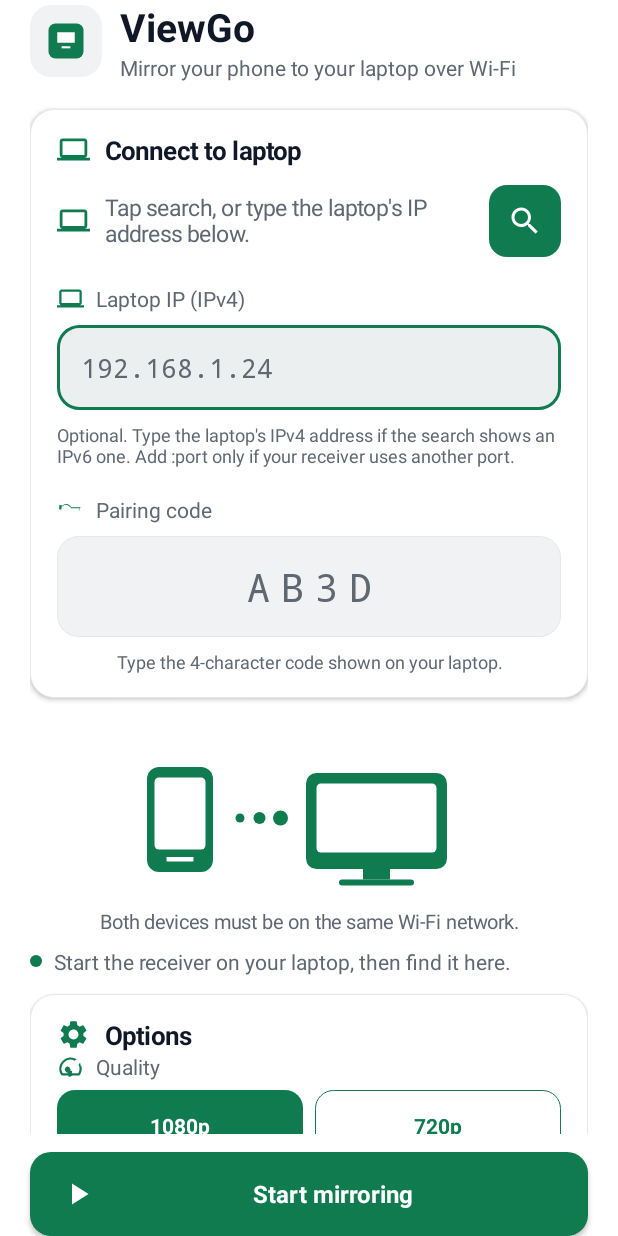
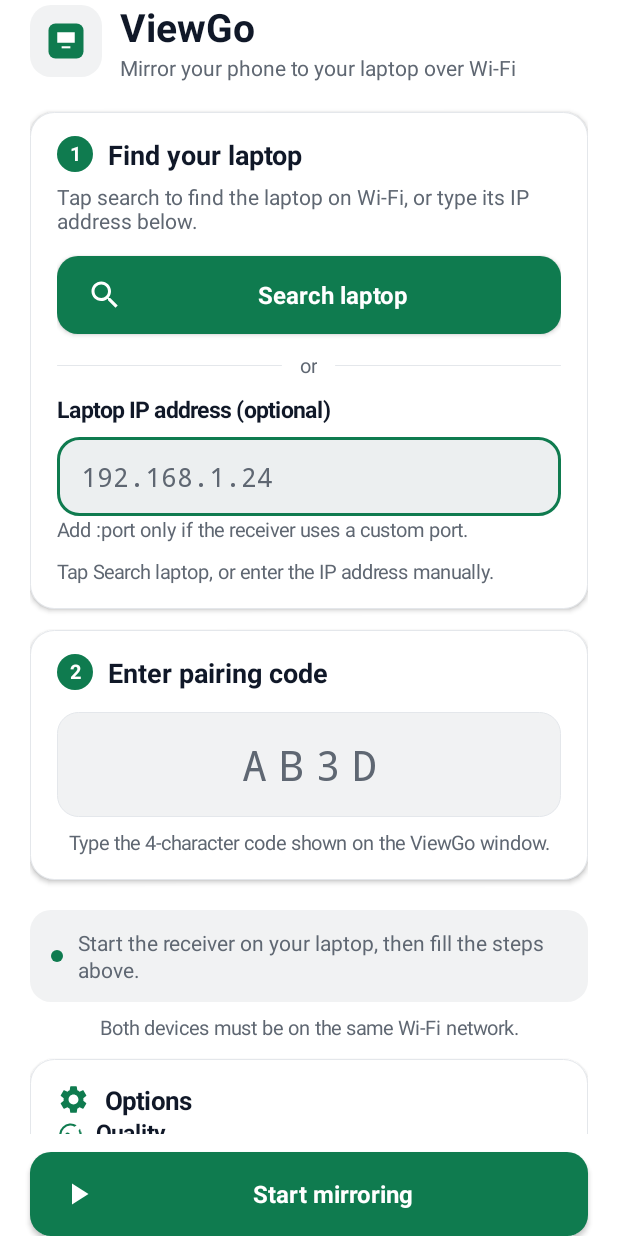
Before and after one commit to devkecelup/viewgo, an Android app: the screen it shows after launch (MainActivity), on a phone screen of 412 x 824 dp. Run offline under Robolectric (Android 15) with nearby library versions, the phone set to English and light mode, and no system bars.

Commit message:
Split Step 1 into search and manual IP paths; guard discovery with an 8s deadline

```diff
--- a/android/app/src/main/java/dev/viewgo/MainActivity.kt
+++ b/android/app/src/main/java/dev/viewgo/MainActivity.kt
@@ -18,6 +18,8 @@ import android.net.nsd.NsdManager
 import android.net.nsd.NsdServiceInfo
 import android.os.Build
 import android.os.Bundle
+import android.os.Handler
+import android.os.Looper
 import android.text.Editable
 import android.text.InputFilter
 import android.text.InputType
@@ -53,6 +55,12 @@ class MainActivity : Activity() {
     private lateinit var statusDot: View
     private lateinit var primaryButton: Button
     private var mirroring = false
+
+    // Search state: one discovery at a time, and a deadline so a missing laptop
+    // falls back to the manual IP field instead of spinning forever.
+    private var searching = false
+    private val mainHandler = Handler(Looper.getMainLooper())
+    private var discoveryListener: NsdManager.DiscoveryListener? = null
 
     // Option state — chip rows and a switch replace the old spinners.
     private var qualityIndex = 0
@@ -157,11 +165,44 @@ class MainActivity : Activity() {
             addView(
                 TextView(this@MainActivity).apply {
                     text = label
-                    textSize = 14f
-                    setTextColor(Color.parseColor(C_MUTED))
+                    textSize = 15f
+                    setTextColor(Color.parseColor(C_INK))
+                    typeface = Typeface.DEFAULT_BOLD
                 },
                 LinearLayout.LayoutParams(0, ViewGroup.LayoutParams.WRAP_CONTENT, 1f).apply {
                     marginStart = dp(8)
+                },
+            )
+        }
+
+    /** Numbered step heading: circular accent badge + bold title. */
+    private fun stepHead(number: Int, title: String): LinearLayout =
+        LinearLayout(this).apply {
+            orientation = LinearLayout.HORIZONTAL
+            gravity = Gravity.CENTER_VERTICAL
+            addView(
+                TextView(this@MainActivity).apply {
+                    text = number.toString()
+                    textSize = 13f
+                    gravity = Gravity.CENTER
+                    setTextColor(Color.WHITE)
+                    typeface = Typeface.DEFAULT_BOLD
+                    background = GradientDrawable().apply {
+                        shape = GradientDrawable.OVAL
+                        setColor(Color.parseColor(C_ACCENT))
+                    }
+                },
+                LinearLayout.LayoutParams(dp(24), dp(24)),
+            )
+            addView(
+                TextView(this@MainActivity).apply {
+                    text = title
+                    textSize = 18f
+                    setTextColor(Color.parseColor(C_INK))
+                    typeface = Typeface.DEFAULT_BOLD
+                },
+                LinearLayout.LayoutParams(0, ViewGroup.LayoutParams.WRAP_CONTENT, 1f).apply {
+                    marginStart = dp(10)
                 },
             )
         }
@@ -275,13 +316,20 @@ class MainActivity : Activity() {
         return ripple(bg, Color.parseColor("#1A0F7B4F"))
     }
 
-    private fun searchButton(): TextView = TextView(this).apply {
-        setCompoundDrawablesWithIntrinsicBounds(R.drawable.ic_search, 0, 0, 0)
-        gravity = Gravity.CENTER
-        background = ripple(shape(12, C_ACCENT), Color.parseColor("#40FFFFFF"))
-        contentDescription = "Find laptop"
-        setPadding(dp(12), dp(12), dp(12), dp(12))
-        setOnClickListener { discoverReceiver() }
+    /** Discovery deadline: stop the scan and point the user at the manual IP field. */
+    private val searchTimeout = Runnable {
+        val listener = discoveryListener ?: return@Runnable
+        runCatching { (getSystemService(NSD_SERVICE) as NsdManager).stopServiceDiscovery(listener) }
+        finishSearch()
+        laptopStatus.setTextColor(Color.parseColor(C_MUTED))
+        laptopStatus.text = "No laptop found on this Wi-Fi. Type its IP address below."
+        setStatus("No laptop found. Enter the laptop's IP address manually.", error = true)
+    }
+
+    private fun finishSearch() {
+        searching = false
+        discoveryListener = null
+        mainHandler.removeCallbacks(searchTimeout)
     }
 
     private fun setStatus(text: String, error: Boolean = false) {
@@ -368,52 +416,64 @@ class MainActivity : Activity() {
             )
         }
         content.addView(header, ViewGroup.LayoutParams(ViewGroup.LayoutParams.MATCH_PARENT, ViewGroup.LayoutParams.WRAP_CONTENT))
-        content.addView(View(this), ViewGroup.LayoutParams(ViewGroup.LayoutParams.MATCH_PARENT, dp(18)))
+        content.addView(View(this), ViewGroup.LayoutParams(ViewGroup.LayoutParams.MATCH_PARENT, dp(20)))
 
-        // Connection card: find the laptop, then enter the code.
-        val connectionCard = card().apply {
-            addView(sectionHead(R.drawable.ic_laptop, "Connect to laptop"))
+        // Step 1: find the laptop. Two ways: tap the search button, or type the IP manually.
+        val step1 = card().apply {
+            addView(stepHead(1, "Find your laptop"))
+            addView(
+                TextView(this@MainActivity).apply {
+                    text = "Tap search to find the laptop on Wi-Fi, or type its IP address below."
+                    textSize = 14f
+                    setTextColor(Color.parseColor(C_MUTED))
+                    setPadding(0, dp(6), 0, 0)
+                },
+                cardGap(),
+            )
 
-            val laptopRow = LinearLayout(this@MainActivity).apply {
+            val searchPrimary = Button(this@MainActivity).apply {
+                text = "Search laptop"
+                setOnClickListener { discoverReceiver() }
+            }
+            paintButton(searchPrimary, true, R.drawable.ic_search)
+            addView(searchPrimary, LinearLayout.LayoutParams(ViewGroup.LayoutParams.MATCH_PARENT, dp(52)).apply {
+                topMargin = dp(14)
+            })
+
+            val divider = LinearLayout(this@MainActivity).apply {
                 orientation = LinearLayout.HORIZONTAL
                 gravity = Gravity.CENTER_VERTICAL
                 addView(
-                    ImageView(this@MainActivity).apply {
-                        setImageResource(R.drawable.ic_laptop)
-                        importantForAccessibility = View.IMPORTANT_FOR_ACCESSIBILITY_NO
-                    },
-                    LinearLayout.LayoutParams(dp(22), dp(22)),
-                )
-                laptopStatus = TextView(this@MainActivity).apply {
-                    text = "Tap search, or type the laptop's IP address below."
-                    textSize = 15f
-                    setTextColor(Color.parseColor(C_MUTED))
-                    maxLines = 2
-                    ellipsize = android.text.TextUtils.TruncateAt.END
-                }
-                addView(
-                    laptopStatus,
-                    LinearLayout.LayoutParams(0, ViewGroup.LayoutParams.WRAP_CONTENT, 1f).apply {
-                        marginStart = dp(10)
-                    },
+                    View(this@MainActivity).apply { background = shape(1, C_BORDER) },
+                    LinearLayout.LayoutParams(0, dp(1), 1f),
                 )
                 addView(
-                    searchButton(),
-                    LinearLayout.LayoutParams(dp(48), dp(48)).apply { marginStart = dp(10) },
+                    TextView(this@MainActivity).apply {
+                        text = "or"
+                        textSize = 13f
+                        setTextColor(Color.parseColor(C_MUTED))
+                        setPadding(dp(12), dp(6), dp(12), dp(6))
+                    },
+                    LinearLayout.LayoutParams(ViewGroup.LayoutParams.WRAP_CONTENT, ViewGroup.LayoutParams.WRAP_CONTENT),
+                )
+                addView(
+                    View(this@MainActivity).apply { background = shape(1, C_BORDER) },
+                    LinearLayout.LayoutParams(0, dp(1), 1f),
                 )
             }
+            addView(divider, cardGap().apply { topMargin = dp(6) })
+
             addView(
-                laptopRow,
-                LinearLayout.LayoutParams(
-                    ViewGroup.LayoutParams.MATCH_PARENT,
-                    ViewGroup.LayoutParams.WRAP_CONTENT,
-                ).apply { topMargin = dp(12) },
+                TextView(this@MainActivity).apply {
+                    text = "Laptop IP address (optional)"
+                    textSize = 15f
+                    typeface = Typeface.DEFAULT_BOLD
+                    setTextColor(Color.parseColor(C_INK))
+                },
+                cardGap().apply { topMargin = dp(4) },
             )
-
-            addView(optionLabel(R.drawable.ic_laptop, "Laptop IP (IPv4)"), cardGap().apply { topMargin = dp(18) })
             hostField = EditText(this@MainActivity).apply {
                 hint = "192.168.1.24"
-                // Digits plus the two separators a manual address needs; no alphabetic keyboard.
                 keyListener = android.text.method.DigitsKeyListener.getInstance("0123456789.:")
                 filters = arrayOf(InputFilter.LengthFilter(21))
                 setSingleLine()
@@ -425,19 +485,32 @@ class MainActivity : Activity() {
                 onFocusChangeListener = View.OnFocusChangeListener { _, hasFocus ->
                     background = codeBg(hasFocus)
                 }
-                setPadding(dp(16), dp(16), dp(16), dp(16))
+                minHeight = dp(52)
+                setPadding(dp(16), dp(14), dp(16), dp(14))
             }
             addView(hostField, cardGap().apply { topMargin = dp(8) })
             addView(
                 TextView(this@MainActivity).apply {
-                    text = "Optional. Type the laptop's IPv4 address if the search shows an IPv6 one. Add :port only if your receiver uses another port."
-                    textSize = 12f
+                    text = "Add :port only if the receiver uses a custom port."
+                    textSize = 13f
                     setTextColor(Color.parseColor(C_MUTED))
-                    setPadding(0, dp(8), 0, 0)
                 },
+                cardGap(),
             )
 
-            addView(optionLabel(R.drawable.ic_key, "Pairing code"), cardGap().apply { topMargin = dp(18) })
+            laptopStatus = TextView(this@MainActivity).apply {
+                text = "Tap Search laptop, or enter the IP address manually."
+                textSize = 13f
+                setTextColor(Color.parseColor(C_MUTED))
+                setPadding(0, dp(10), 0, 0)
+            }
+            addView(laptopStatus, cardGap())
+        }
+        addCard(content, step1)
+
+        // Step 2: pairing code.
+        val step2 = card().apply {
+            addView(stepHead(2, "Enter pairing code"))
             codeField = EditText(this@MainActivity).apply {
                 hint = "AB3D"
                 inputType = InputType.TYPE_CLASS_TEXT or InputType.TYPE_TEXT_FLAG_CAP_CHARACTERS
@@ -446,7 +519,7 @@ class MainActivity : Activity() {
                 typeface = Typeface.MONOSPACE
                 letterSpacing = 0.28f
                 gravity = Gravity.CENTER
-                textSize = 26f
+                textSize = 28f
                 setTextColor(Color.parseColor(C_INK))
                 setHintTextColor(Color.parseColor(C_MUTED))
                 background = codeBg(false)
@@ -465,46 +538,28 @@ class MainActivity : Activity() {
                         }
                     }
                 })
+                minHeight = dp(56)
                 setPadding(dp(16), dp(16), dp(16), dp(16))
             }
-            addView(codeField, cardGap().apply { topMargin = dp(8) })
+            addView(codeField, cardGap().apply { topMargin = dp(14) })
             addView(
                 TextView(this@MainActivity).apply {
-                    text = "Type the 4-character code shown on your laptop."
-                    textSize = 12f
+                    text = "Type the 4-character code shown on the ViewGo window."
+                    textSize = 13f
                     setTextColor(Color.parseColor(C_MUTED))
                     gravity = Gravity.CENTER
                     setPadding(0, dp(8), 0, 0)
                 },
             )
         }
-        addCard(content, connectionCard)
+        addCard(content, step2)
 
-        // Flow picture and live status.
-        content.addView(
-            ImageView(this).apply {
-                setImageResource(R.drawable.ic_flow)
-                scaleType = ImageView.ScaleType.FIT_CENTER
-                importantForAccessibility = View.IMPORTANT_FOR_ACCESSIBILITY_NO
-            },
-            LinearLayout.LayoutParams(
-                ViewGroup.LayoutParams.MATCH_PARENT,
-                dp(120),
-            ).apply { topMargin = dp(6) },
-        )
-        content.addView(
-            TextView(this).apply {
-                text = "Both devices must be on the same Wi-Fi network."
-                textSize = 13f
-                setTextColor(Color.parseColor(C_MUTED))
-                gravity = Gravity.CENTER
-            },
-            cardGap(),
-        )
-        val statusRow = LinearLayout(this).apply {
+        // Status banner: a compact, scannable summary of what's happening.
+        val statusBanner = LinearLayout(this).apply {
             orientation = LinearLayout.HORIZONTAL
-            gravity = Gravity.CENTER
-            setPadding(0, dp(8), 0, 0)
+            gravity = Gravity.CENTER_VERTICAL
+            background = shape(14, C_SURFACE)
+            setPadding(dp(14), dp(12), dp(14), dp(12))
             statusDot = View(this@MainActivity).apply {
                 background = GradientDrawable().apply {
                     shape = GradientDrawable.OVAL
@@ -513,11 +568,12 @@ class MainActivity : Activity() {
             }
             addView(
                 statusDot,
-                LinearLayout.LayoutParams(dp(8), dp(8)).apply { marginEnd = dp(8) },
+                LinearLayout.LayoutParams(dp(8), dp(8)).apply { marginEnd = dp(10) },
             )
             statusLabel = TextView(this@MainActivity).apply {
-                text = "Start the receiver on your laptop, then find it here."
+                text = "Start the receiver on your laptop, then fill the steps above."
                 textSize = 14f
+                setLineSpacing(dp(2).toFloat(), 1f)
                 setTextColor(Color.parseColor(C_MUTED))
             }
             addView(
@@ -525,7 +581,16 @@ class MainActivity : Activity() {
                 LinearLayout.LayoutParams(0, ViewGroup.LayoutParams.WRAP_CONTENT, 1f),
             )
         }
-        content.addView(statusRow, cardGap())
+        content.addView(statusBanner, cardGap().apply { topMargin = dp(6) })
+        content.addView(
+            TextView(this).apply {
+                text = "Both devices must be on the same Wi-Fi network."
+                textSize = 13f
+                setTextColor(Color.parseColor(C_MUTED))
+                gravity = Gravity.CENTER
+            },
+            cardGap().apply { topMargin = dp(8) },
+        )
         content.addView(View(this), cardGap().apply { height = dp(12) })
 
         // Options card: quality, frame rate, share target, audio.
@@ -537,16 +602,16 @@ class MainActivity : Activity() {
                 chipGroup(listOf("1080p", "720p"), qualityIndex) {
                     qualityIndex = it
                 },
-                cardGap().apply { topMargin = dp(6) },
+                cardGap().apply { topMargin = dp(8) },
             )
 
-            addView(optionLabel(R.drawable.ic_flow, "Frame rate"), cardGap().apply { topMargin = dp(16) })
+            addView(optionLabel(R.drawable.ic_flow, "Frame rate"), cardGap().apply { topMargin = dp(20) })
             addView(
                 chipGroup(listOf("30 fps", "60 fps"), fpsIndex) { fpsIndex = it },
-                cardGap().apply { topMargin = dp(6) },
+                cardGap().apply { topMargin = dp(8) },
             )
 
-            addView(optionLabel(R.drawable.ic_apps, "Share"), cardGap().apply { topMargin = dp(16) })
+            addView(optionLabel(R.drawable.ic_apps, "Share"), cardGap().apply { topMargin = dp(20) })
             val shareLabels = if (Build.VERSION.SDK_INT >= 34) {
                 listOf("Whole screen", "One app")
             } else {
@@ -554,19 +619,18 @@ class MainActivity : Activity() {
             }
             addView(
                 chipGroup(shareLabels, shareIndex) { shareIndex = it },
-                cardGap().apply { topMargin = dp(6) },
+                cardGap().apply { topMargin = dp(8) },
             )
 
             addView(
                 switchRow(R.drawable.ic_volume, "Internal audio", audioOn) { audioOn = it },
-                cardGap().apply { topMargin = dp(16) },
+                cardGap().apply { topMargin = dp(20) },
             )
 
             addView(
                 TextView(this@MainActivity).apply {
-                    text = "1080p is best effort. 60 fps needs a stronger phone and more bitrate; " +
-                        "if the phone gets hot, use 720p."
-                    textSize = 12f
+                    text = "1080p and 60 fps are best effort. If the phone gets hot, switch to 720p or 30 fps."
+                    textSize = 13f
                     setTextColor(Color.parseColor(C_MUTED))
                     setPadding(0, dp(14), 0, 0)
                 },
@@ -641,6 +705,7 @@ class MainActivity : Activity() {
     }
 
     override fun onDestroy() {
+        mainHandler.removeCallbacks(searchTimeout)
         runCatching { unregisterReceiver(stateReceiver) }
         super.onDestroy()
     }
@@ -729,15 +794,18 @@ class MainActivity : Activity() {
     }
 
     private fun discoverReceiver() {
+        if (searching) return
+        searching = true
         laptopStatus.setTextColor(Color.parseColor(C_MUTED))
         laptopStatus.text = "Searching your Wi-Fi for the laptop..."
         setStatus("Searching local Wi-Fi...")
         val manager = getSystemService(NSD_SERVICE) as NsdManager
-        manager.discoverServices("_viewgo._tcp.", NsdManager.PROTOCOL_DNS_SD, object : NsdManager.DiscoveryListener {
+        val listener = object : NsdManager.DiscoveryListener {
             override fun onDiscoveryStarted(type: String) = Unit
             override fun onStartDiscoveryFailed(type: String, error: Int) {
                 manager.stopServiceDiscovery(this)
                 runOnUiThread {
+                    finishSearch()
                     laptopStatus.text = "Wi-Fi discovery failed (code $error)."
                     setStatus("Wi-Fi discovery failed. Type the laptop's IP address instead.", error = true)
                 }
@@ -754,6 +822,7 @@ class MainActivity : Activity() {
                     manager.resolveService(service, object : NsdManager.ResolveListener {
                         override fun onResolveFailed(service: NsdServiceInfo, error: Int) {
                             runOnUiThread {
+                                finishSearch()
                                 laptopStatus.text = "Could not resolve laptop (code $error)."
                                 setStatus("Could not resolve the laptop. Type its IP address instead.", error = true)
                             }
@@ -765,6 +834,7 @@ class MainActivity : Activity() {
                             val address = preferredIpv4(resolved)
                             if (address == null) {
                                 runOnUiThread {
+                                    finishSearch()
                                     laptopStatus.setTextColor(Color.parseColor(C_ERROR))
                                     laptopStatus.text = "Found ${resolved.serviceName}, but only over IPv6."
                                     setStatus("Type the laptop's IPv4 address above.", error = true)
@@ -773,6 +843,7 @@ class MainActivity : Activity() {
                             }
                             val target = if (resolved.port == 47810) address else "$address:${resolved.port}"
                             runOnUiThread {
+                                finishSearch()
                                 hostField.setText(target)
                                 laptopStatus.setTextColor(Color.parseColor(C_ACCENT))
                                 laptopStatus.text = "Found ${resolved.serviceName} at $address. Enter the code."
@@ -783,12 +854,16 @@ class MainActivity : Activity() {
                     })
                 } catch (error: UnsupportedOperationException) {
                     runOnUiThread {
+                        finishSearch()
                         laptopStatus.text = "This Android version cannot resolve local services."
                         setStatus("Discovery unavailable. Type the laptop's IP address instead.", error = true)
                     }
                 }
             }
-        })
+        }
+        discoveryListener = listener
+        mainHandler.postDelayed(searchTimeout, SEARCH_TIMEOUT_MS)
+        manager.discoverServices("_viewgo._tcp.", NsdManager.PROTOCOL_DNS_SD, listener)
     }
 
     private fun preferredIpv4(service: NsdServiceInfo): String? {
@@ -805,6 +880,7 @@ class MainActivity : Activity() {
     companion object {
         private const val REQUEST_CAPTURE = 1001
         private const val PREF_TARGET = "target"
+        private const val SEARCH_TIMEOUT_MS = 8_000L
     }
 
 }
```
